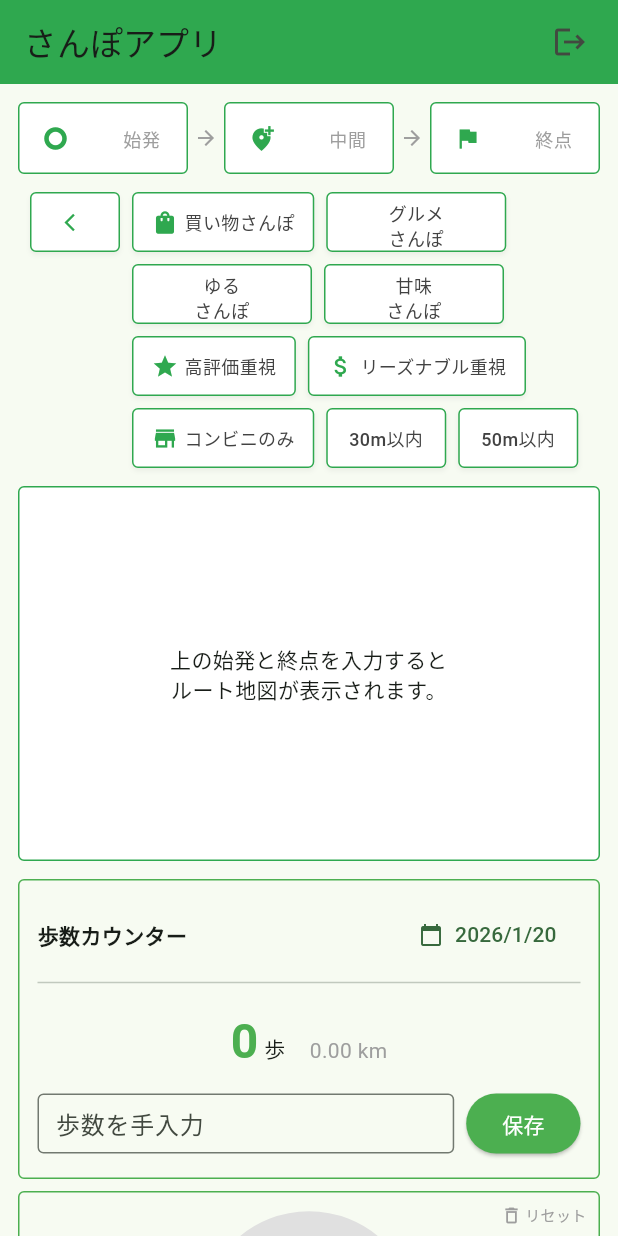
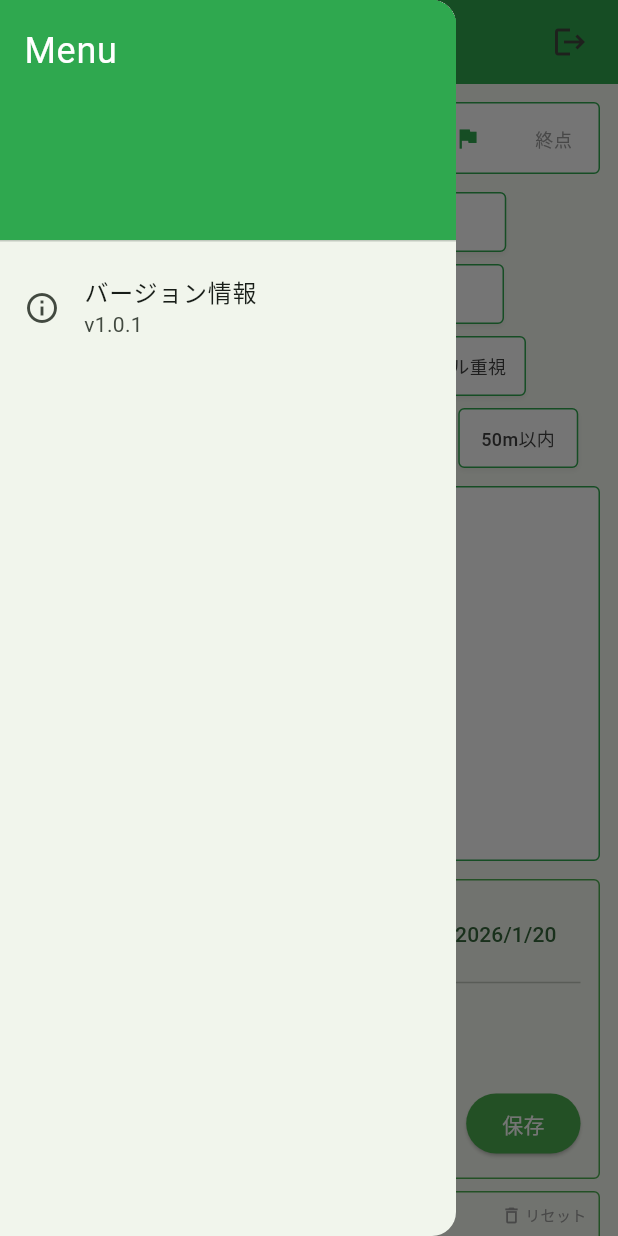
Before and after one commit to kurohero1/hm_shop, a Flutter app: the screen it shows once a user with an empty profile is signed in, with the side drawer open (before the commit the screen has no drawer), on a phone screen of 412 x 824 dp. Run offline on Flutter 3.47's test engine with Material 3 defaults, Android fonts, the phone set to English and light mode, and no system bars; drawn by our look-alikes of fl_chart; our stand-ins replace firebase_auth, firebase_core, google_maps_flutter, pedometer, shared_preferences; missing offline and left inert: dart:html, dart:js, flutter_polyline_points; accounts and stored records are empty.

Commit message:
feat: Add version number display in drawer (v1.0.1)

```diff
--- a/lib/pages/Main/index.dart
+++ b/lib/pages/Main/index.dart
@@ -41,6 +41,7 @@ class _MainPageState extends State<MainPage> {
   double? _destinationLon;
   String _systemComment = '';
   bool _filtersCollapsed = false;
+  final String _appVersion = 'v1.0.1'; // 版本号
 
   @override
   void initState() {
@@ -126,6 +127,30 @@ class _MainPageState extends State<MainPage> {
           ),
           const SizedBox(width: 8),
         ],
+      ),
+      drawer: Drawer(
+        child: ListView(
+          padding: EdgeInsets.zero,
+          children: [
+            DrawerHeader(
+              decoration: BoxDecoration(
+                color: mainGreen,
+              ),
+              child: const Text(
+                'Menu',
+                style: TextStyle(
+                  color: Colors.white,
+                  fontSize: 24,
+                ),
+              ),
+            ),
+            ListTile(
+              leading: const Icon(Icons.info_outline),
+              title: const Text('バージョン情報'),
+              subtitle: Text(_appVersion),
+            ),
+          ],
+        ),
       ),
       body: SingleChildScrollView(
         padding: const EdgeInsets.all(12),
--- a/pubspec.yaml
+++ b/pubspec.yaml
@@ -16,7 +16,7 @@ publish_to: 'none' # Remove this line if you wish to publish to pub.dev
 # https://developer.apple.com/library/archive/documentation/General/Reference/InfoPlistKeyReference/Articles/CoreFoundationKeys.html
 # In Windows, build-name is used as the major, minor, and patch parts
 # of the product and file versions while build-number is used as the build suffix.
-version: 1.0.0+1
+version: 1.0.1+2
 
 environment:
   sdk: ^3.10.1
```
Also changed, not shown: 1 other file.
